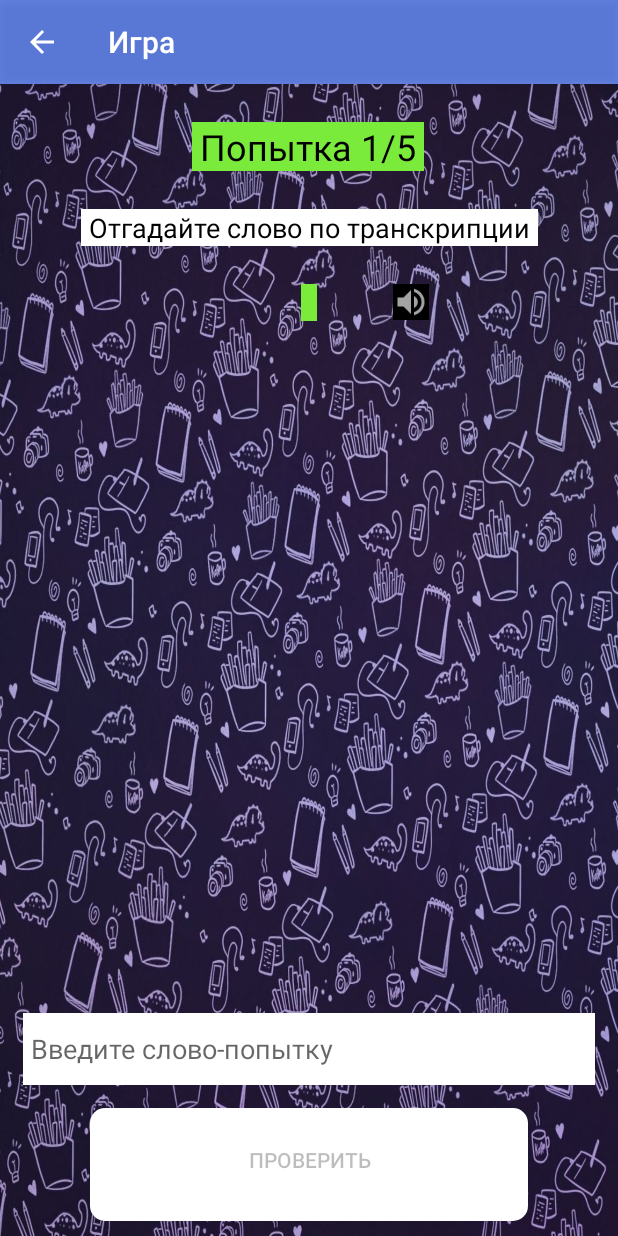
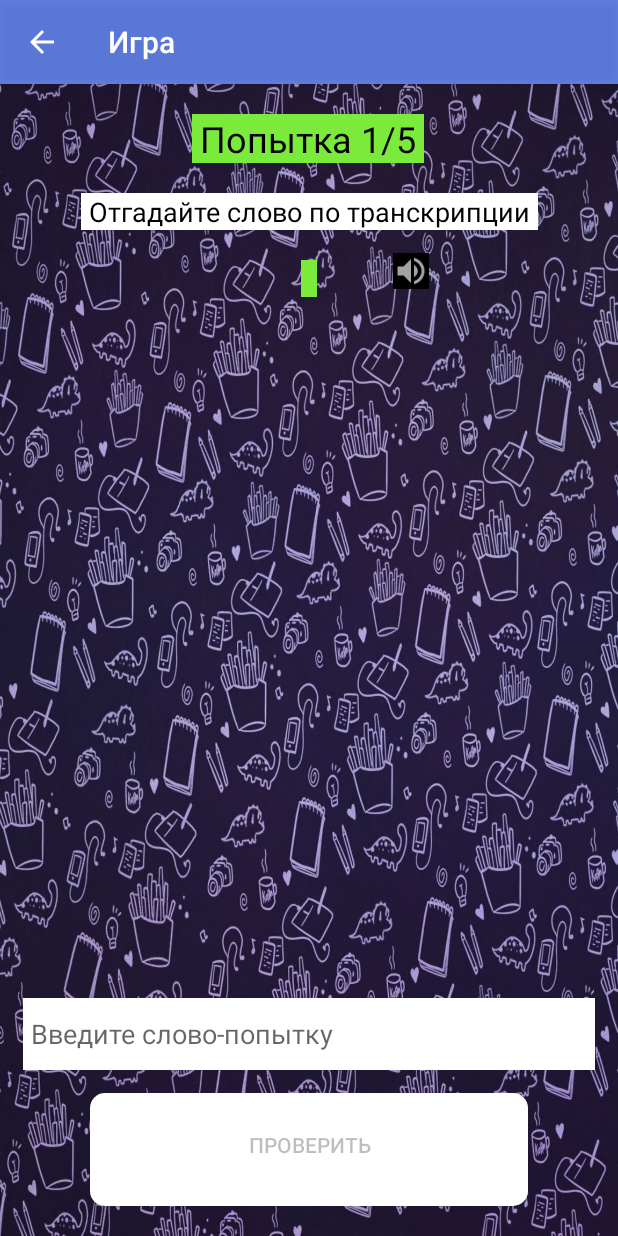
Before and after one commit to WaRRioR428/EnglishForBeginners, an Android app: the TranscriptionGameActivity screen opened directly, with no data from a screen before it, on a phone screen of 412 x 824 dp. Run offline under Robolectric (Android 15) with nearby library versions, the phone set to English and light mode, and no system bars; libraries missing offline, so code that uses them is left out: org.apache.commons; network calls fail; Roboto replaces fonts that are not available here; 1 statement that could not run was skipped.

Commit message:
Правки багов + доработка дизайна

```diff
--- a/app/src/main/assets/game_words.xml
+++ b/app/src/main/assets/game_words.xml
@@ -22,8 +22,8 @@
     </GameWord>
     <GameWord>
         <id>5</id>
-        <word>Digestion</word>
-        <transcription>[daɪ‘dʒes.tʃən]</transcription>
+        <word>Regularly</word>
+        <transcription>[‘reɡjələli]</transcription>
     </GameWord>
     <GameWord>
         <id>6</id>
--- a/app/src/main/java/com/example/englishforbeginners/MainActivity.java
+++ b/app/src/main/java/com/example/englishforbeginners/MainActivity.java
@@ -63,6 +63,7 @@ public class MainActivity extends AppCompatActivity {
         databaseAccess.open();
         if (CollectionUtils.isEmpty(databaseAccess.getAllWordTests()) || CollectionUtils.isEmpty(databaseAccess.getAllGrammarTests())) {
             initLoadDialog(this);
+            databaseAccess.open();
         }
         String wordProgress = databaseAccess.getProgressStats(false);
         String grammarProgress = databaseAccess.getProgressStats(true);
--- a/app/src/main/res/layout/activity_test.xml
+++ b/app/src/main/res/layout/activity_test.xml
@@ -13,7 +13,7 @@
         style="?android:attr/progressBarStyleHorizontal"
         android:layout_width="341dp"
         android:layout_height="0dp"
-        android:layout_marginTop="25dp"
+        android:layout_marginTop="20dp"
         android:width="1dp"
         android:centerColor="#FFFFFF"
         android:centerY="0.75"
@@ -30,7 +30,7 @@
         android:id="@+id/question"
         android:layout_width="wrap_content"
         android:layout_height="0dp"
-        android:layout_marginTop="15dp"
+        android:layout_marginTop="20dp"
         android:paddingLeft="5dp"
         android:paddingRight="5dp"
         android:background="#FFFFFF"
@@ -119,7 +119,7 @@
         android:layout_height="75dp"
         android:layout_marginStart="60dp"
         android:layout_marginEnd="60dp"
-        android:layout_marginBottom="25dp"
+        android:layout_marginBottom="20dp"
         android:background="@drawable/round_button_word_list"
         android:text="@string/button_clear"
         app:layout_constraintBottom_toBottomOf="parent"
--- a/app/src/main/res/layout/activity_transcription_game.xml
+++ b/app/src/main/res/layout/activity_transcription_game.xml
@@ -11,7 +11,7 @@
         android:id="@+id/triesCount"
         android:layout_width="wrap_content"
         android:layout_height="0dp"
-        android:layout_marginTop="25dp"
+        android:layout_marginTop="20dp"
         android:paddingLeft="5dp"
         android:paddingRight="5dp"
         android:background="@color/progressColor"
@@ -27,7 +27,7 @@
         android:id="@+id/question"
         android:layout_width="wrap_content"
         android:layout_height="0dp"
-        android:layout_marginTop="25dp"
+        android:layout_marginTop="20dp"
         android:paddingLeft="5dp"
         android:paddingRight="5dp"
         android:background="#FFFFFF"
@@ -42,7 +42,8 @@
         android:id="@+id/transcription"
         android:layout_width="wrap_content"
         android:layout_height="wrap_content"
-        android:layout_marginTop="25dp"
+        android:layout_marginTop="20dp"
+        android:layout_marginBottom="10dp"
         android:paddingLeft="5dp"
         android:paddingRight="5dp"
         android:background="@color/progressColor"
@@ -58,7 +59,7 @@
         android:id="@+id/imageListen"
         android:layout_width="wrap_content"
         android:layout_height="wrap_content"
-        android:layout_marginTop="25dp"
+        android:layout_marginTop="15dp"
         android:background="#000000"
         android:contentDescription="@string/menu_title_listen"
         app:layout_constraintEnd_toEndOf="parent"
@@ -73,8 +74,8 @@
         android:id="@+id/scrollId"
         android:layout_width="0dp"
         android:layout_height="0dp"
-        android:layout_marginTop="80dp"
-        android:layout_marginBottom="15dp"
+        android:layout_marginTop="20dp"
+        android:layout_marginBottom="20dp"
         app:layout_constraintBottom_toTopOf="@+id/textField"
         app:layout_constraintEnd_toEndOf="parent"
         app:layout_constraintHorizontal_bias="0.0"
@@ -117,6 +118,7 @@
         app:layout_constraintHorizontal_bias="0.0"
         app:layout_constraintStart_toStartOf="parent"
         android:importantForAutofill="no"
+        android:digits="qwertzuiopasdfghjklyxcvbnm"
         android:inputType="textVisiblePassword" />
 
     <Button
@@ -125,7 +127,7 @@
         android:layout_height="75dp"
         android:layout_marginStart="60dp"
         android:layout_marginEnd="60dp"
-        android:layout_marginBottom="10dp"
+        android:layout_marginBottom="20dp"
         android:background="@drawable/round_button_word_list"
         android:text="@string/button_check"
         app:layout_constraintBottom_toBottomOf="parent"
```
Also changed, not shown: app/src/main/java/com/example/englishforbeginners/TranscriptionGameActivity.java (+16 -5 lines).
